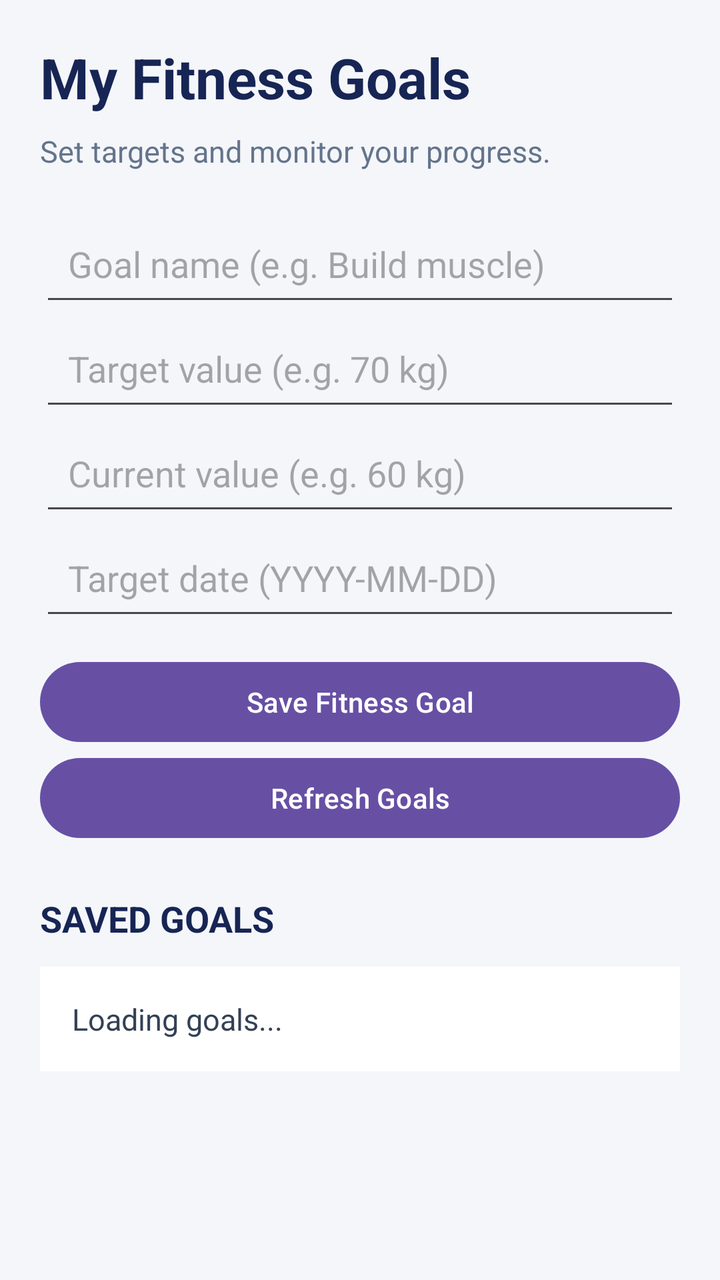
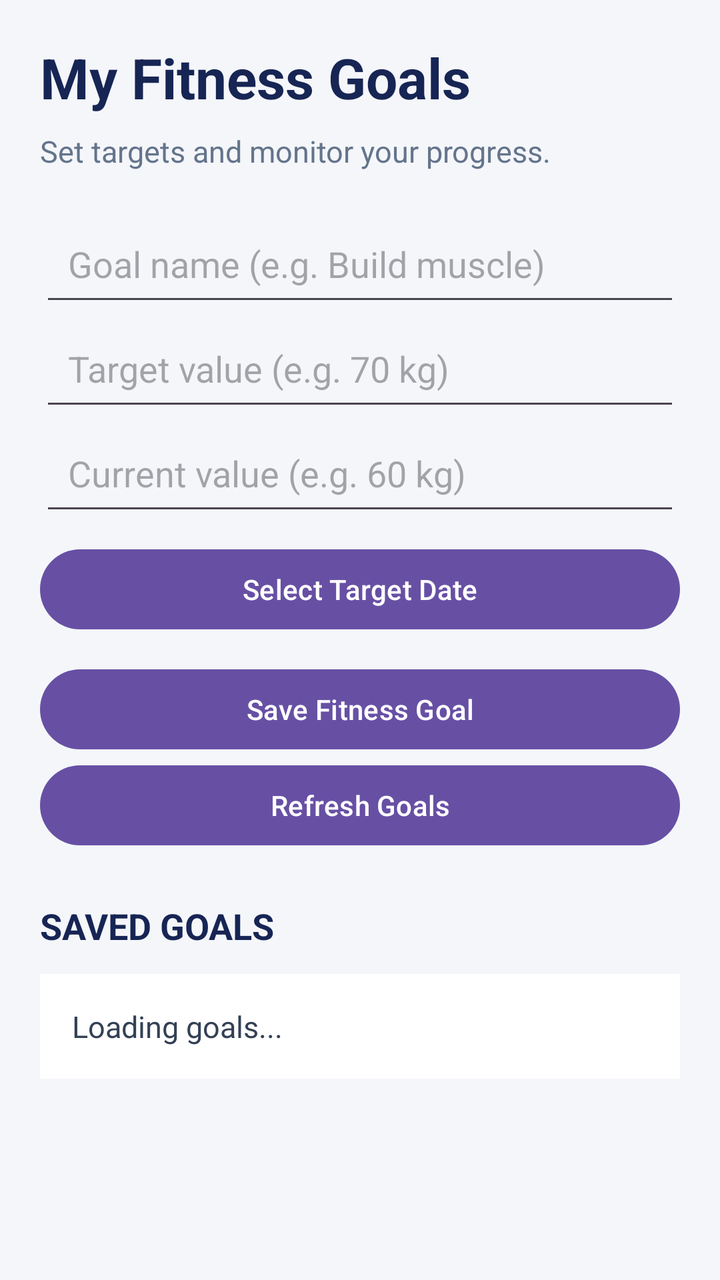

An Android layout rendered at two revisions. The XML below is the earlier revision; the diff shows what the commit changed to produce the second picture.
<!-- AndroidManifest.xml: application theme Theme.GymTrackerPro -->
<!-- res/layout/activity_goals.xml -->
<?xml version="1.0" encoding="utf-8"?>
<ScrollView xmlns:android="http://schemas.android.com/apk/res/android"
    android:layout_width="match_parent"
    android:layout_height="match_parent"
    android:background="#F4F6FA"
    android:fillViewport="true">

    <LinearLayout
        android:layout_width="match_parent"
        android:layout_height="wrap_content"
        android:orientation="vertical"
        android:padding="20dp">

        <TextView
            android:layout_width="match_parent"
            android:layout_height="wrap_content"
            android:text="My Fitness Goals"
            android:textColor="#172554"
            android:textSize="28sp"
            android:textStyle="bold" />

        <TextView
            android:layout_width="match_parent"
            android:layout_height="wrap_content"
            android:layout_marginTop="8dp"
            android:layout_marginBottom="20dp"
            android:text="Set targets and monitor your progress."
            android:textColor="#64748B"
            android:textSize="15sp" />

        <EditText
            android:id="@+id/editGoalType"
            android:layout_width="match_parent"
            android:layout_height="wrap_content"
            android:hint="Goal name (e.g. Build muscle)"
            android:inputType="textCapSentences"
            android:padding="14dp" />

        <EditText
            android:id="@+id/editTargetValue"
            android:layout_width="match_parent"
            android:layout_height="wrap_content"
            android:hint="Target value (e.g. 70 kg)"
            android:inputType="numberDecimal"
            android:padding="14dp" />

        <EditText
            android:id="@+id/editCurrentValue"
            android:layout_width="match_parent"
            android:layout_height="wrap_content"
            android:hint="Current value (e.g. 60 kg)"
            android:inputType="numberDecimal"
            android:padding="14dp" />

        <EditText
            android:id="@+id/editTargetDate"
            android:layout_width="match_parent"
            android:layout_height="wrap_content"
            android:hint="Target date (YYYY-MM-DD)"
            android:inputType="date"
            android:padding="14dp" />

        <Button
            android:id="@+id/buttonSaveGoal"
            android:layout_width="match_parent"
            android:layout_height="wrap_content"
            android:layout_marginTop="12dp"
            android:text="Save Fitness Goal" />

        <Button
            android:id="@+id/buttonRefreshGoals"
            android:layout_width="match_parent"
            android:layout_height="wrap_content"
            android:text="Refresh Goals" />

        <TextView
            android:layout_width="match_parent"
            android:layout_height="wrap_content"
            android:layout_marginTop="24dp"
            android:text="SAVED GOALS"
            android:textColor="#172554"
            android:textSize="18sp"
            android:textStyle="bold" />

        <TextView
            android:id="@+id/textGoalsList"
            android:layout_width="match_parent"
            android:layout_height="wrap_content"
            android:layout_marginTop="12dp"
            android:background="#FFFFFF"
            android:padding="16dp"
            android:text="Loading goals..."
            android:textColor="#334155"
            android:textSize="15sp" />

    </LinearLayout>
</ScrollView>
<!-- resources referenced by this layout -->
<resources>
  <style name="Theme.GymTrackerPro" parent="Base.Theme.GymTrackerPro" />
  <style name="Base.Theme.GymTrackerPro" parent="Theme.Material3.DayNight.NoActionBar">
          
          
      </style>
</resources>

<!-- the commit's change to res/layout/activity_goals.xml (unified diff, before → after) -->
@@ -52,13 +52,14 @@
             android:inputType="numberDecimal"
             android:padding="14dp" />
 
-        <EditText
-            android:id="@+id/editTargetDate"
+
+        <Button
+            android:id="@+id/buttonSelectDate"
             android:layout_width="match_parent"
             android:layout_height="wrap_content"
-            android:hint="Target date (YYYY-MM-DD)"
-            android:inputType="date"
-            android:padding="14dp" />
+            android:layout_marginTop="8dp"
+            android:text="Select Target Date" />
+
 
         <Button
             android:id="@+id/buttonSaveGoal"
